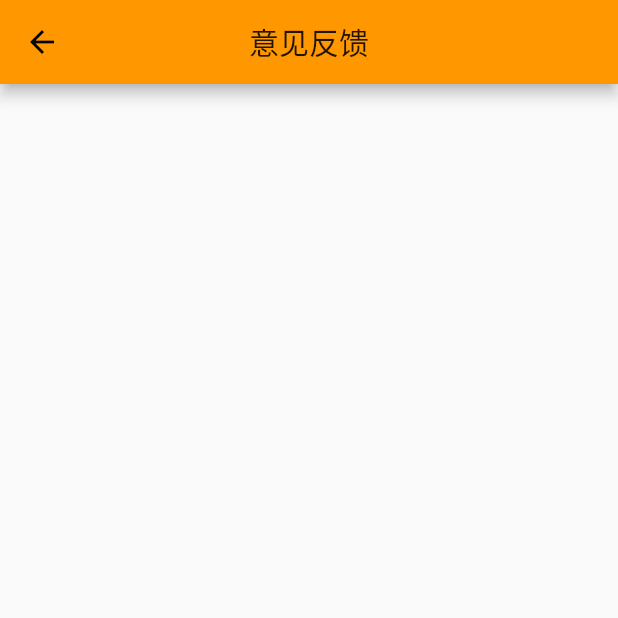
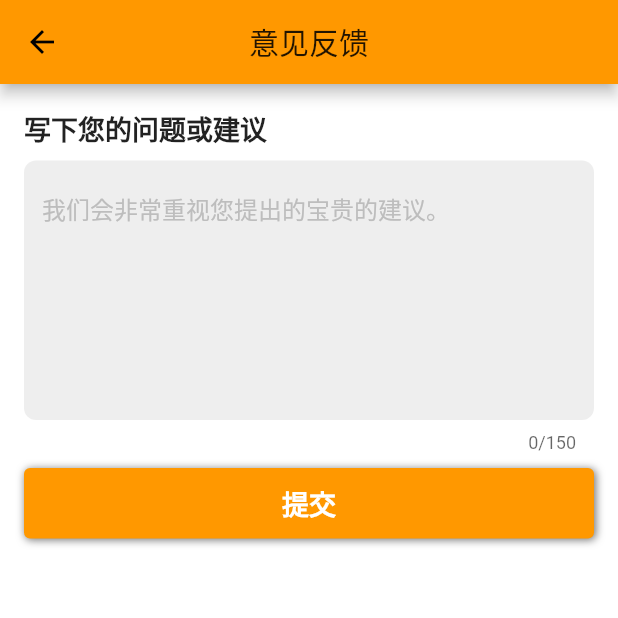
Before and after one commit to project-voice/voice, a Flutter app: the OpinionFeedback screen opened by its route, on a phone screen of 412 x 824 dp, the top half of it. Run offline on Flutter 3.47's test engine with Material 2 defaults, Android fonts, the phone set to English and light mode, and no system bars; our stand-ins replace cached_network_image, dio, flutter_easyrefresh, flutter_image_compress, image_picker, share and 3 more; missing offline and left inert: flutter_picker, photo, photo_manager; accounts and stored records are empty; network calls fail.

Commit message:
feat:意见反馈

```diff
--- a/lib/components/PersonalCenter/OpinionFeedback.dart
+++ b/lib/components/PersonalCenter/OpinionFeedback.dart
@@ -1,6 +1,63 @@
 import 'package:flutter/material.dart';
+import 'package:provider/provider.dart';
+import 'package:toast/toast.dart';
+import 'package:voice/api/Feedback.dart';
+import 'package:voice/model/UserModel.dart';
+import 'package:voice/provider/UserProvider.dart';
 
-class OpinionFeedback extends StatelessWidget {
+class OpinionFeedback extends StatefulWidget {
+  _OpinionFeedbackState createState() => _OpinionFeedbackState();
+}
+
+class _OpinionFeedbackState extends State<OpinionFeedback> {
+  TextEditingController _textEditingController;
+  @override
+  void initState() {
+    super.initState();
+    _textEditingController = TextEditingController();
+  }
+
+  @override
+  void dispose() {
+    super.dispose();
+    _textEditingController?.dispose();
+  }
+
+  Future<void> releaseFeedbackCallback() async {
+    try {
+      UserModel userModel = Provider.of<UserProvider>(
+        context,
+        listen: false,
+      ).userInfo;
+      String content = _textEditingController.text;
+      if (content == '') {
+        Toast.show(
+          '内容不能为空',
+          context,
+          duration: Toast.LENGTH_LONG,
+          gravity: Toast.CENTER,
+        );
+        return;
+      }
+      var result = await releaseFeedback(
+        userid: userModel.userid,
+        feedbackContent: content,
+      );
+      if (result['noerr'] == 0) {
+        _textEditingController.clear();
+        FocusScope.of(context).requestFocus(FocusNode());
+      }
+      Toast.show(
+        result['message'],
+        context,
+        duration: Toast.LENGTH_LONG,
+        gravity: Toast.CENTER,
+      );
+    } catch (err) {
+      print(err);
+    }
+  }
+
   @override
   Widget build(BuildContext context) {
     return Scaffold(
@@ -8,7 +65,71 @@ class OpinionFeedback extends StatelessWidget {
         title: Text('意见反馈'),
         centerTitle: true,
       ),
-      body: Container(),
+      body: Container(
+        padding: EdgeInsets.all(16),
+        color: Colors.white,
+        child: Column(
+          crossAxisAlignment: CrossAxisAlignment.start,
+          children: <Widget>[
+            Container(
+              margin: EdgeInsets.only(bottom: 8),
+              child: Text(
+                '写下您的问题或建议',
+                style: TextStyle(
+                  fontSize: 18,
+                  fontWeight: FontWeight.bold,
+                ),
+              ),
+            ),
+            TextField(
+              controller: _textEditingController,
+              maxLines: 7,
+              maxLength: 150,
+              decoration: InputDecoration(
+                fillColor: Colors.grey[200],
+                filled: true,
+                border: OutlineInputBorder(
+                  borderRadius: BorderRadius.circular(8),
+                  borderSide: BorderSide.none,
+                ),
+                hintText: '我们会非常重视您提出的宝贵的建议。',
+                hintStyle: TextStyle(
+                  fontSize: 16,
+                  color: Colors.grey[400],
+                ),
+              ),
+            ),
+            GestureDetector(
+              onTap: releaseFeedbackCallback,
+              child: Container(
+                margin: EdgeInsets.only(top: 10),
+                padding: EdgeInsets.symmetric(vertical: 10),
+                decoration: BoxDecoration(
+                  color: Theme.of(context).primaryColor,
+                  borderRadius: BorderRadius.circular(4),
+                  boxShadow: [
+                    BoxShadow(
+                      color: Colors.black54,
+                      offset: Offset(1.0, 1.0),
+                      blurRadius: 4.0,
+                    )
+                  ],
+                ),
+                child: Center(
+                  child: Text(
+                    '提交',
+                    style: TextStyle(
+                      fontSize: 18,
+                      fontWeight: FontWeight.bold,
+                      color: Colors.white,
+                    ),
+                  ),
+                ),
+              ),
+            )
+          ],
+        ),
+      ),
     );
   }
 }
```
Also changed, not shown: lib/api/Feedback.dart (added, +20 -0 lines).
